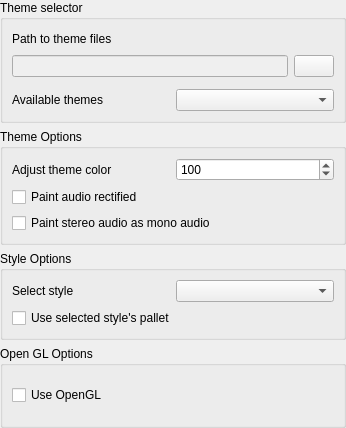
Above: src/traverso/ui/ThemeConfigPage.ui from ErwanLegrand/Traverso-DAW before the change. Below: the same form after it.
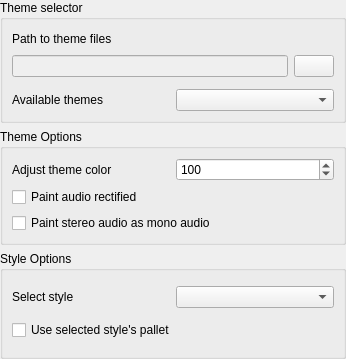
That is the form after the change.

Commit message: * Fixed zero nodes in Gain Curve with newly recorded clips problem * Moved performance related settings to it's own page in Settings Dialog * small cleanup in exit routine, fixing crash bug due previous commit

The edit to the form file:
```diff
--- a/src/traverso/ui/ThemeConfigPage.ui
+++ b/src/traverso/ui/ThemeConfigPage.ui
@@ -6,7 +6,7 @@
     <x>0</x>
     <y>0</y>
     <width>346</width>
-    <height>428</height>
+    <height>359</height>
    </rect>
   </property>
   <property name="windowTitle" >
@@ -275,38 +275,6 @@
      </layout>
     </widget>
    </item>
-   <item>
-    <widget class="QGroupBox" name="openGlGroupBox" >
-     <property name="title" >
-      <string>Open GL Options</string>
-     </property>
-     <layout class="QVBoxLayout" >
-      <property name="margin" >
-       <number>9</number>
-      </property>
-      <property name="spacing" >
-       <number>6</number>
-      </property>
-      <item>
-       <layout class="QHBoxLayout" >
-        <property name="margin" >
-         <number>0</number>
-        </property>
-        <property name="spacing" >
-         <number>6</number>
-        </property>
-        <item>
-         <widget class="QCheckBox" name="useOpenGLCheckBox" >
-          <property name="text" >
-           <string>Use OpenGL</string>
-          </property>
-         </widget>
-        </item>
-       </layout>
-      </item>
-     </layout>
-    </widget>
-   </item>
   </layout>
  </widget>
  <resources/>
```
The commit also changes 16 other files.
